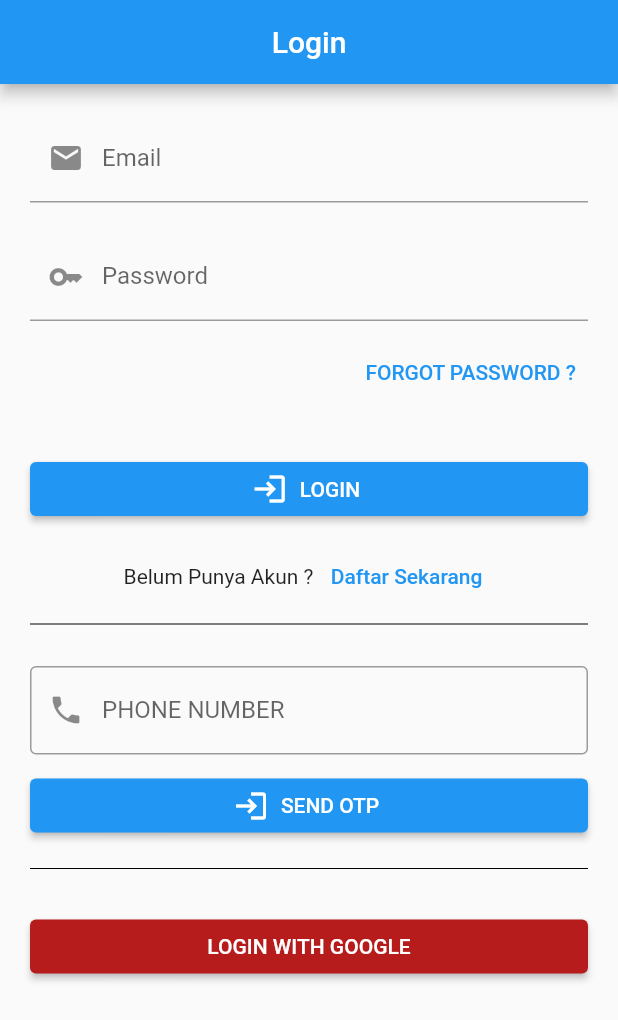
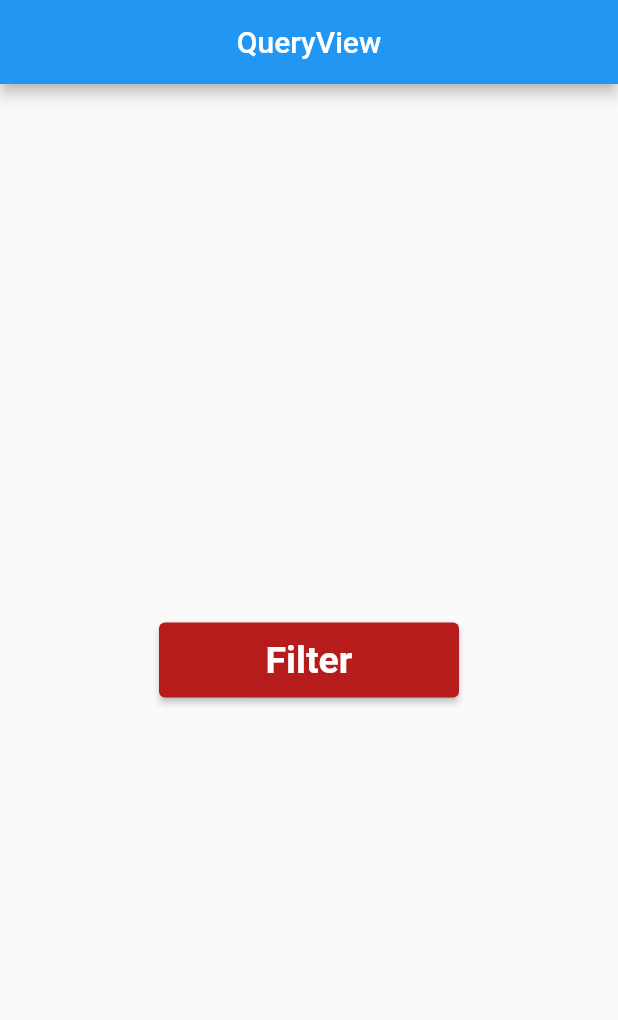
Before and after one commit to angular403/flutter-firebase-getx, a Flutter app: the screen it shows after launch, on a phone screen of 412 x 824 dp. Shown: the top 1020 px of the screen. Run offline on Flutter 3.47's test engine with Material 2 defaults, Android fonts, the light colour scheme and no system bars; our stand-ins replace cloud_firestore, firebase_auth, firebase_core, get, google_sign_in; accounts and stored records are empty.

Commit message:
study query data firebase

```diff
--- /dev/null
+++ b/lib/app/modules/query/controllers/query_controller.dart
@@ -0,0 +1,27 @@
+import 'package:cloud_firestore/cloud_firestore.dart';
+import 'package:get/get.dart';
+
+class QueryController extends GetxController {
+  FirebaseFirestore firestore = FirebaseFirestore.instance;
+
+  void filter(int age) async {
+    final result = await firestore
+        .collection("users")
+        .orderBy("name")
+        .startAt(["andrew"]).endAt(["robert"]).get();
+    print(result.docs.length);
+
+    if (result.docs.length > 0) {
+      print("Total data Filter : ${result.docs.length}");
+      result.docs.forEach((element) {
+        var id = element.id;
+        var data = element.data();
+
+        print("ID : ${id}");
+        print("DATA : ${data}");
+      });
+    } else {
+      print("Tidak ada Total data pada Filter ini.");
+    }
+  }
+}
--- /dev/null
+++ b/lib/app/modules/query/views/query_view.dart
@@ -0,0 +1,37 @@
+import 'package:flutter/material.dart';
+
+import 'package:get/get.dart';
+
+import '../controllers/query_controller.dart';
+
+class QueryView extends GetView<QueryController> {
+  @override
+  Widget build(BuildContext context) {
+    return Scaffold(
+      appBar: AppBar(
+        title: Text('QueryView'),
+        centerTitle: true,
+      ),
+      body: Center(
+        child: Column(
+          mainAxisAlignment: MainAxisAlignment.center,
+          children: [
+            ElevatedButton(
+              onPressed: () {
+                controller.filter(25);
+              },
+              child: Text(
+                "Filter",
+                style: TextStyle(fontWeight: FontWeight.bold, fontSize: 25),
+              ),
+              style: ElevatedButton.styleFrom(
+                primary: Colors.red[900],
+                fixedSize: Size(200, 50),
+              ),
+            ),
+          ],
+        ),
+      ),
+    );
+  }
+}
--- a/lib/app/routes/app_pages.dart
+++ b/lib/app/routes/app_pages.dart
@@ -10,6 +10,8 @@ import 'package:flutter_firebase_getx/app/modules/login/bindings/login_binding.d
 import 'package:flutter_firebase_getx/app/modules/login/views/login_view.dart';
 import 'package:flutter_firebase_getx/app/modules/otp/bindings/otp_binding.dart';
 import 'package:flutter_firebase_getx/app/modules/otp/views/otp_view.dart';
+import 'package:flutter_firebase_getx/app/modules/query/bindings/query_binding.dart';
+import 'package:flutter_firebase_getx/app/modules/query/views/query_view.dart';
 import 'package:flutter_firebase_getx/app/modules/reset_password/bindings/reset_password_binding.dart';
 import 'package:flutter_firebase_getx/app/modules/reset_password/views/reset_password_view.dart';
 import 'package:flutter_firebase_getx/app/modules/signup/bindings/signup_binding.dart';
@@ -58,5 +60,10 @@ class AppPages {
       page: () => EditProductView(),
       binding: EditProductBinding(),
     ),
+    GetPage(
+      name: _Paths.QUERY,
+      page: () => QueryView(),
+      binding: QueryBinding(),
+    ),
   ];
 }
--- a/lib/app/routes/app_routes.dart
+++ b/lib/app/routes/app_routes.dart
@@ -11,6 +11,7 @@ abstract class Routes {
   static const OTP = _Paths.OTP;
   static const ADD_PRODUCT = _Paths.ADD_PRODUCT;
   static const EDIT_PRODUCT = _Paths.EDIT_PRODUCT;
+  static const QUERY = _Paths.QUERY;
 }
 
 abstract class _Paths {
@@ -21,4 +22,5 @@ abstract class _Paths {
   static const OTP = '/otp';
   static const ADD_PRODUCT = '/add-product';
   static const EDIT_PRODUCT = '/edit-product';
+  static const QUERY = '/query';
 }
--- a/lib/main.dart
+++ b/lib/main.dart
@@ -18,19 +18,24 @@ class MyApp extends StatelessWidget {
   final authC = Get.put(AuthController(), permanent: true);
   @override
   Widget build(BuildContext context) {
-    return StreamBuilder<User?>(
-      stream: authC.streamAuthStatus,
-      builder: (context, snapshot) {
-        if (snapshot.connectionState == ConnectionState.active) {
-          print(snapshot.data);
-          return GetMaterialApp(
-            title: "Application",
-            initialRoute: snapshot.data != null && snapshot.data!.emailVerified  == true ? Routes.HOME : Routes.LOGIN,
-            getPages: AppPages.routes,
-          );
-        }
-        return LoadingView();
-      },
+    return GetMaterialApp(
+      title: "Aplication",
+      initialRoute: Routes.QUERY,
+      getPages: AppPages.routes,
     );
+    // return StreamBuilder<User?>(
+    //   stream: authC.streamAuthStatus,
+    //   builder: (context, snapshot) {
+    //     if (snapshot.connectionState == ConnectionState.active) {
+    //       print(snapshot.data);
+    //       return GetMaterialApp(
+    //         title: "Application",
+    //         initialRoute: snapshot.data != null && snapshot.data!.emailVerified  == true ? Routes.HOME : Routes.LOGIN,
+    //         getPages: AppPages.routes,
+    //       );
+    //     }
+    //     return LoadingView();
+    //   },
+    // );
   }
 }
```
Also changed, not shown: lib/app/modules/query/bindings/query_binding.dart (added, +12 -0 lines).
